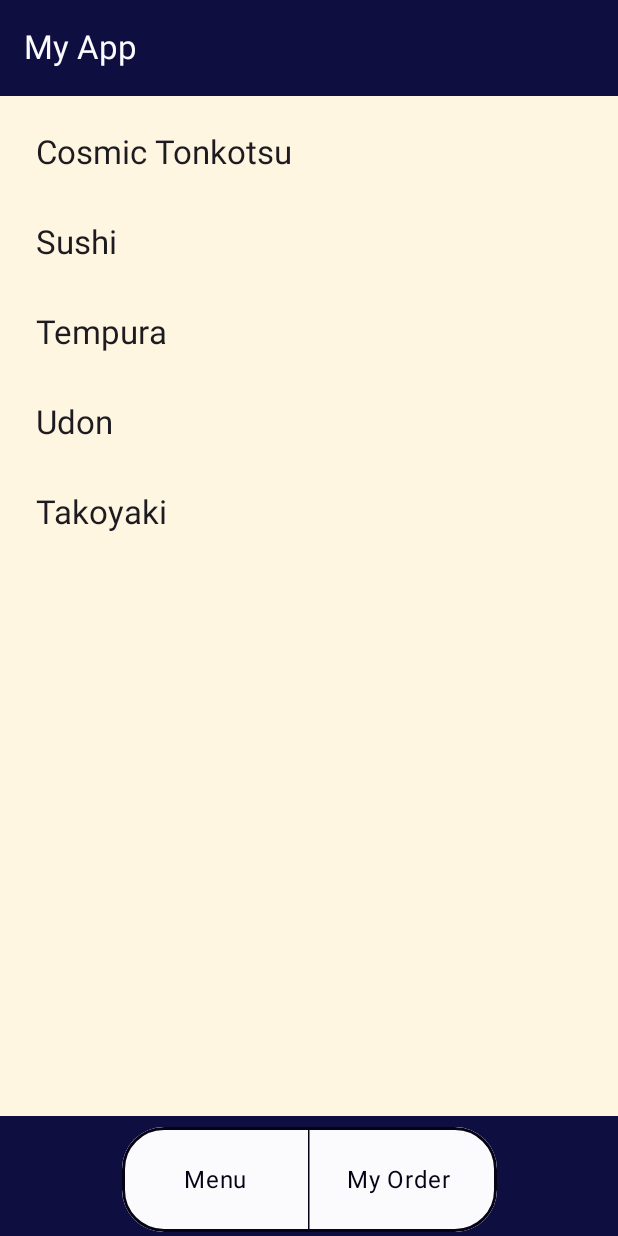
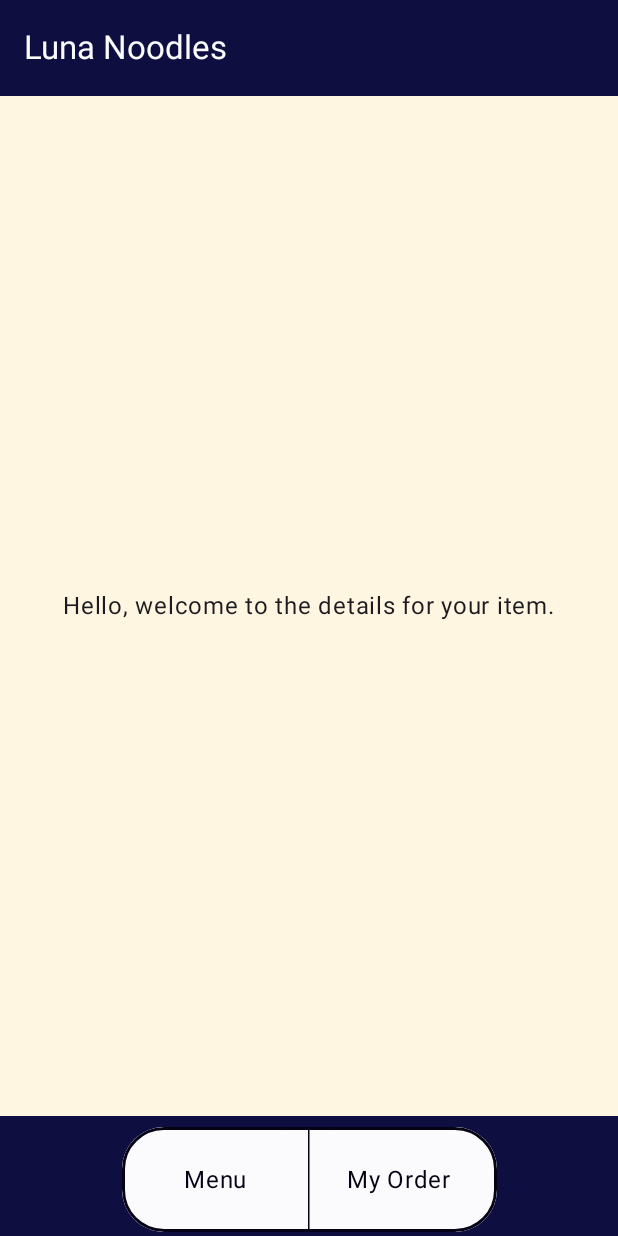
Before and after one commit to CalvaryFisher/RamenRestaurantMobileApp, an Android app built with Jetpack Compose: the MenuScreen screen opened through its navigation route, after a tap on "Cosmic Tonkotsu", on a phone screen of 412 x 824 dp. Run offline under Robolectric (Android 15) with nearby library versions, the phone set to English and light mode, and no system bars.

Commit message:
feat: clickable menu items -> basic details page

```diff
--- a/app/src/main/java/com/example/clickcounterapp/MainActivity.kt
+++ b/app/src/main/java/com/example/clickcounterapp/MainActivity.kt
@@ -1,6 +1,4 @@
 package com.example.clickcounterapp
-
-// Dependencies to set up layout:
 import androidx.compose.foundation.layout.*
 import androidx.compose.material3.*
 import androidx.compose.runtime.Composable
@@ -8,12 +6,8 @@ import androidx.compose.ui.Alignment
 import androidx.compose.ui.Modifier
 import androidx.compose.ui.unit.dp
 import androidx.navigation.NavController
-
-// dependencies to set up navigation graph:
 import androidx.activity.ComponentActivity
 import androidx.activity.compose.setContent
-import androidx.compose.foundation.layout.*
-import androidx.compose.material3.*
 import androidx.navigation.compose.NavHost
 import androidx.navigation.compose.composable
 import androidx.navigation.compose.rememberNavController
@@ -21,18 +15,11 @@ import android.os.Bundle
 import androidx.compose.foundation.background
 import androidx.compose.foundation.lazy.LazyColumn
 import androidx.compose.foundation.shape.RoundedCornerShape
-import androidx.compose.material.icons.Icons
-
 import androidx.compose.ui.tooling.preview.Preview
-import androidx.compose.ui.tooling.preview.PreviewParameter
 import androidx.compose.ui.draw.clip
-import androidx.compose.foundation.*
 import androidx.compose.ui.graphics.SolidColor
-
-import androidx.compose.foundation.background
 import androidx.compose.foundation.border
 import androidx.compose.foundation.clickable
-import androidx.compose.foundation.layout.*
 import androidx.compose.foundation.lazy.items
 
 // Importing colors:
@@ -63,7 +50,7 @@ fun MainApp(){
     Scaffold(
         topBar = {  //
             TopAppBar(
-                title = { Text("My App") },
+                title = { Text("Luna Noodles") },
                 colors = TopAppBarDefaults.topAppBarColors(
                     containerColor = Primary,
                     titleContentColor = Secondary)
@@ -74,8 +61,28 @@ fun MainApp(){
                 containerColor = Primary,
             )
             {
-                //Text("Bottom Bar")  // You can customize this based on the current screen
-                // Bottom Bar
+                BottomNavButton(navController)
+            }
+        },
+        content = { innerPadding ->
+            // NavHost defines the navigation graph
+            NavHost(
+                navController = navController,
+                startDestination = "welcome",  // Set Welcome Page as the start
+                modifier = Modifier.padding(innerPadding)  // Prevents overlap with bars
+            ) {
+                composable("welcome") { WelcomeScreen(navController) }
+                composable("menu") { MenuScreen(navController) }
+                composable("item_details") { MenuItemDetailsScreen(navController) }
+                //composable("details/${clickedItem.title}") {DetailsScreen(navController)}
+                //composable("order") { OrderScreen(navController) }
+            }
+        }
+    )
+}
+
+@Composable
+fun BottomNavButton(navController: NavController){
     Column(
         modifier = Modifier
             .fillMaxSize()
@@ -121,7 +128,7 @@ fun MainApp(){
 
             Button(
                 modifier = Modifier.weight(1f),
-                            onClick = { navController.navigate("order") },
+                onClick = {navController.navigate("order") },
                 colors = ButtonDefaults.buttonColors(
                     containerColor = Secondary,
                     contentColor = Text
@@ -139,21 +146,6 @@ fun MainApp(){
             }
         }
     }
-            }
-        },
-        content = { innerPadding ->
-            // NavHost defines the navigation graph
-            NavHost(
-                navController = navController,
-                startDestination = "welcome",  // Set Welcome Page as the start
-                modifier = Modifier.padding(innerPadding)  // Prevents overlap with bars
-            ) {
-                composable("welcome") { WelcomeScreen(navController) }
-                composable("menu") { MenuScreen(navController) }
-                //composable("order") { OrderScreen(navController) }
-            }
-        }
-    )
 }
 
 // Defining each screen:
@@ -200,12 +192,15 @@ fun MenuScreen(navController: NavController = rememberNavController()) {
 
     // Defines a container for menu list
     Box(modifier = Modifier.background(Background)){
-        MenuListScreen(  // Lists items from menuItems list
-            menuItems = sampleMenuItems,
-            onItemClick = { clickedItem ->
-                //navController.navigate("detail_${menuItems.title}")  // Handle the click event
+        LazyColumn(
+            modifier = Modifier
+                .fillMaxSize()
+                .padding(8.dp)
+        ) {
+            items(sampleMenuItems) { item ->
+                MenuItemCard(item = item, onClick = {navController.navigate("item_details")})
             }
-        )
+        }
     }
 }
 
@@ -219,7 +214,10 @@ fun MenuScreenPreview(){
 /**
  * Defines a single menu item card.
  * Each card has details and gets passed a clickable activity.
- */
+ * @param: item, a MenuItem (includes data for each item)
+ * @param: onclick: A function with no parameters and returns no values
+ *      (the () indicates no parameters, and the -> Unit indicates it takes no values.)
+ * */
 @Composable
 fun MenuItemCard(item: MenuItem, onClick: () -> Unit) {
     Row(
@@ -239,14 +237,25 @@ fun MenuItemCard(item: MenuItem, onClick: () -> Unit) {
  * Lists given list of MenuItems.
  */
 @Composable
-fun MenuListScreen(menuItems: List<MenuItem>, onItemClick: (MenuItem) -> Unit) {
-    LazyColumn(
+fun MenuList(menuItems: List<MenuItem>) {
+
+}
+
+@Composable
+fun MenuItemDetailsScreen(navController: NavController = rememberNavController()){
+    Column(
         modifier = Modifier
             .fillMaxSize()
-            .padding(8.dp)
+            .background(color = Background),
+        horizontalAlignment = Alignment.CenterHorizontally,
+        verticalArrangement = Arrangement.Center,
     ) {
-        items(menuItems) { item ->
-            MenuItemCard(item = item, onClick = { onItemClick(item) })
+        Text("Hello, welcome to the details for your item.")
     }
 }
+
+@Preview
+@Composable
+fun MenuItemDetailsScreenPreview(){
+    MenuItemDetailsScreen()
 }
```
Lines whose indentation alone changed are shown as unchanged.
